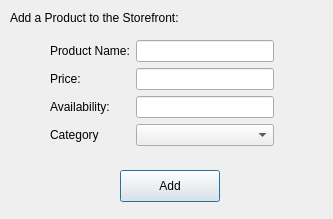
The window that addproduct.ui (aishakandeell/cs2labproject) describes before a commit, drawn with Qt 5.
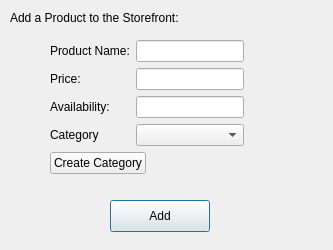
The same window after the commit.

Diff of the .ui file:
```diff
--- a/addproduct.ui
+++ b/addproduct.ui
@@ -7,7 +7,7 @@
     <x>0</x>
     <y>0</y>
     <width>333</width>
-    <height>219</height>
+    <height>250</height>
    </rect>
   </property>
   <property name="windowTitle">
@@ -29,8 +29,8 @@
   <widget class="QPushButton" name="addProd">
    <property name="geometry">
     <rect>
-     <x>120</x>
-     <y>170</y>
+     <x>110</x>
+     <y>200</y>
      <width>100</width>
      <height>32</height>
     </rect>
@@ -44,10 +44,12 @@
     <rect>
      <x>50</x>
      <y>40</y>
-     <width>224</width>
-     <height>121</height>
+     <width>234</width>
+     <height>151</height>
     </rect>
    </property>
+   <layout class="QFormLayout" name="formLayout_2">
+    <item row="0" column="0">
    <layout class="QFormLayout" name="formLayout">
     <item row="0" column="0">
      <widget class="QLabel" name="label_2">
@@ -88,6 +90,15 @@
     </item>
     <item row="3" column="1">
      <widget class="QComboBox" name="categoryProd"/>
+      </item>
+     </layout>
+    </item>
+    <item row="1" column="0">
+     <widget class="QPushButton" name="createCat">
+      <property name="text">
+       <string>Create Category</string>
+      </property>
+     </widget>
     </item>
    </layout>
   </widget>
```
Lines whose indentation alone changed are shown as unchanged.
